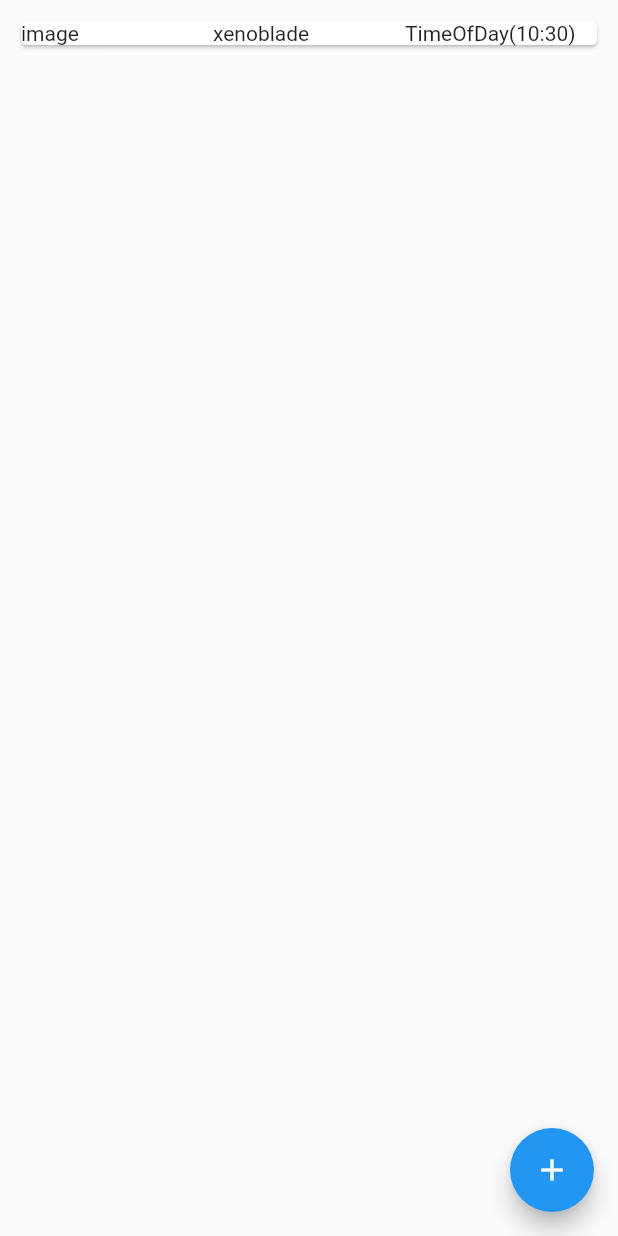
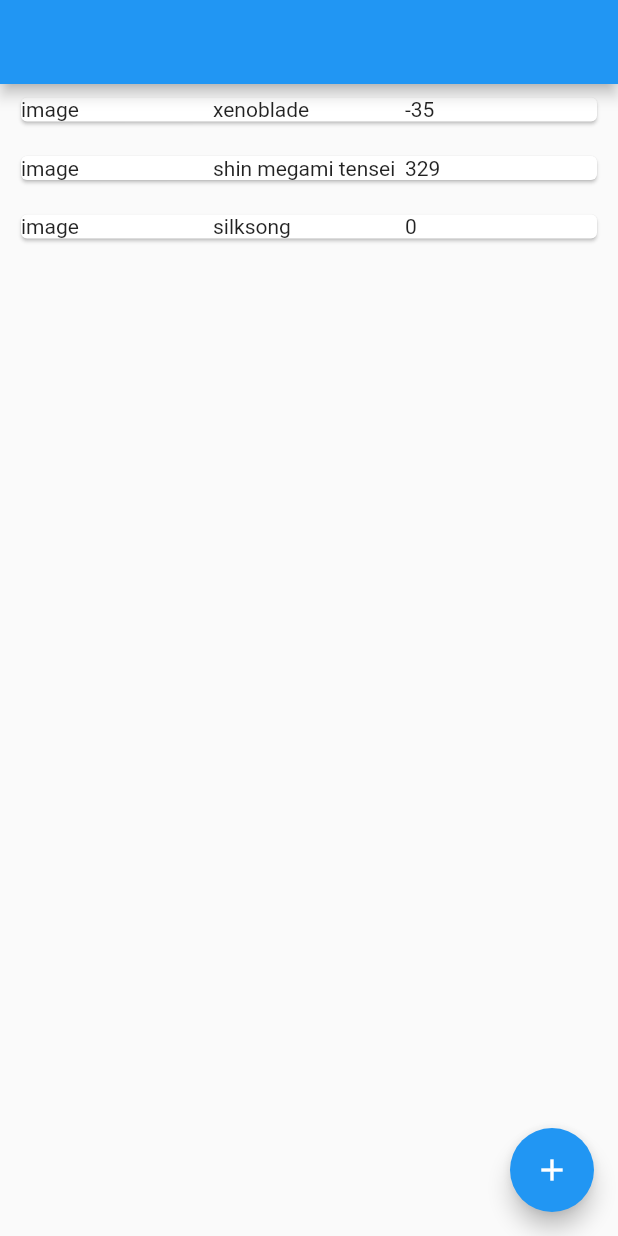
Before and after one commit to Monstring/game_calendar, a Flutter app: the screen it shows after launch, on a phone screen of 412 x 824 dp. Run offline on Flutter 3.47's test engine with Material 2 defaults, Android fonts, the phone set to English and light mode, and no system bars; missing offline and left inert: simple_moment.

Commit message:
time format

```diff
--- a/lib/AddItemPage.dart
+++ b/lib/AddItemPage.dart
@@ -3,9 +3,9 @@
 
 class ItemModel {
   String name;
-  String dayTime;
+  DateTime dateTime;
 
-  ItemModel({this.name, this.dayTime});
+  ItemModel({this.name, this.dateTime});
 }
 
 class AddItemPage extends StatefulWidget {
@@ -67,7 +67,7 @@
                               context,
                               ItemModel(
                                   name: nameController.text,
-                                  dayTime: timeController.text))
+                                  dateTime: DateTime.now()))
                         },
                     child: Text('submit'))
               ],
--- a/lib/ListPage.dart
+++ b/lib/ListPage.dart
@@ -22,11 +22,14 @@
 
 class _ListPage extends State<ListPage> {
   List<ItemModel> items = [
-    ItemModel(name: 'xenoblade', dayTime: TimeOfDay.now().toString())
+    ItemModel(name: 'xenoblade', dateTime: DateTime(2021, 1, 22)),
+    ItemModel(name: 'shin megami tensei', dateTime: DateTime(2022, 1, 22)),
+    ItemModel(name: 'silksong', dateTime: DateTime.now())
   ];
   @override
   Widget build(BuildContext context) {
     return Scaffold(
+      appBar: AppBar(),
       floatingActionButton: FloatingActionButton(
         child: Icon(Icons.add),
         onPressed: () async {
@@ -37,8 +40,8 @@
       ),
       body: Column(
           children: items
-              .map((e) =>
-                  SingleCard(image: 'image', name: e.name, timer: e.dayTime))
+              .map((e) => SingleCard(
+                  image: 'image', name: e.name, initialTime: e.dateTime))
               .toList()
           // [
           //   SingleCard(
--- a/lib/SingleCard.dart
+++ b/lib/SingleCard.dart
@@ -1,27 +1,49 @@
+import 'dart:async';
+
 import 'package:flutter/material.dart';
 import 'package:flutter/widgets.dart';
+import 'package:simple_moment/simple_moment.dart';
 
 class SingleCard extends StatefulWidget {
   final String name;
-  final String timer;
+  final DateTime initialTime;
   final String image;
-  SingleCard({Key key, this.name, this.timer, this.image}) : super(key: key);
+  SingleCard({Key key, this.name, this.initialTime, this.image})
+      : super(key: key);
 
   @override
   _SingleCardState createState() => _SingleCardState();
 }
 
 class _SingleCardState extends State<SingleCard> {
+  Duration remainingTime;
+  Timer timer;
+  String timerText = '';
+  Moment timerMoment;
+  @override
+  void initState() {
+    remainingTime = widget.initialTime.difference(DateTime.now());
+    timer = Timer.periodic(Duration(seconds: 1), (timer) {
+      setState(() {
+        // remainingTime = remainingTime - (Duration(seconds: 1));
+        // timerMoment = Moment.fromDateTime(widget.initialTime);
+        timerText = remainingTime.inDays.toString();
+        // timerText = timerMoment.fromNow();
+      });
+    });
+    super.initState();
+  }
+
   @override
   Widget build(BuildContext context) {
     return Container(
-      padding: EdgeInsets.all(10),
+      padding: EdgeInsets.all(10).copyWith(top: 5),
       child: Card(
           child: Row(
         children: <Widget>[
           Expanded(child: Text(widget.image)),
           Expanded(child: Text(widget.name)),
-          Expanded(child: Text((widget.timer)))
+          Expanded(child: Text(timerText))
         ],
       )),
     );
```
Also changed, not shown: pubspec.yaml (+1 -8 lines), pubspec.lock.
